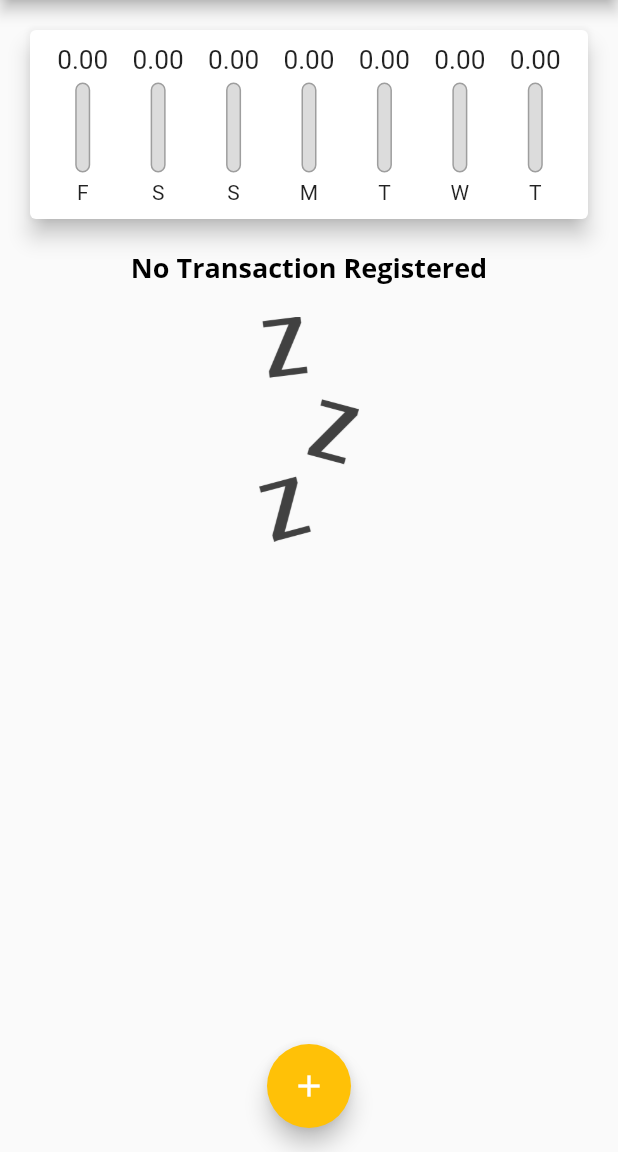
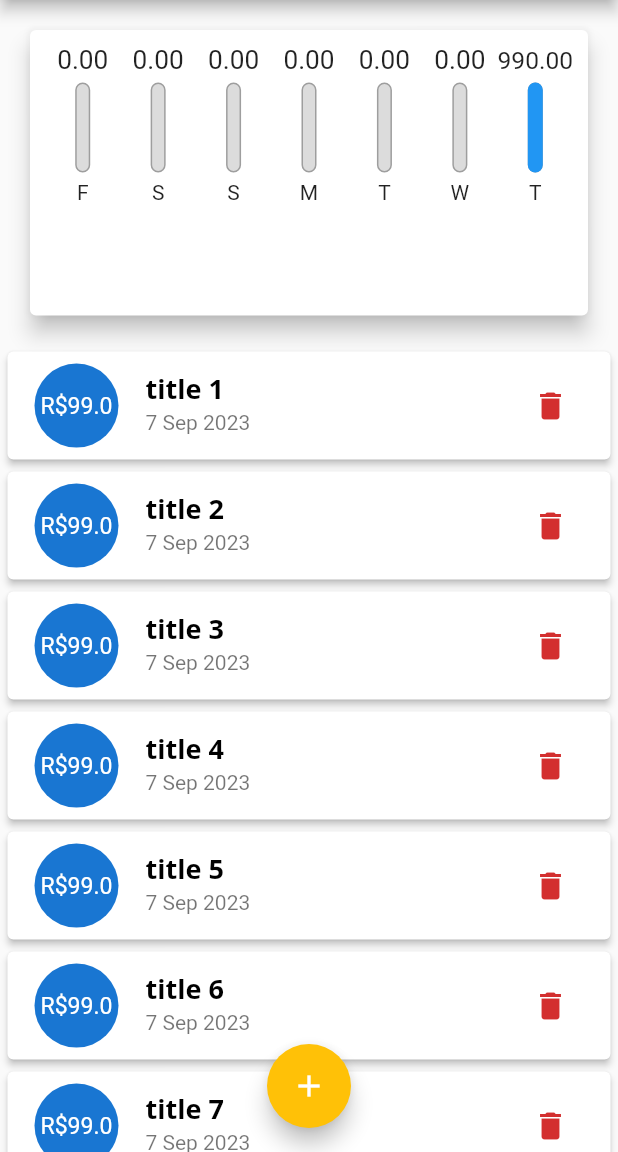
Before and after one commit to FLCampa/personal-expenses, a Flutter app: the screen it shows after launch, on a phone screen of 412 x 824 dp, the part 84-1236 px from its top. Run offline on Flutter 3.47's test engine with Material 2 defaults, Android fonts, the phone set to English and light mode, and no system bars.

Commit message:
feat: adds media query in chart and transaction list components

```diff
--- a/lib/components/transaction_list.dart
+++ b/lib/components/transaction_list.dart
@@ -11,9 +11,7 @@ class TransactionList extends StatelessWidget {
 
   @override
   Widget build(BuildContext context) {
-    return SizedBox(
-      height: 530,
-      child: transactions.isEmpty
+    return transactions.isEmpty
         ? Column(
             children: [
               Text(
@@ -63,7 +61,6 @@ class TransactionList extends StatelessWidget {
                 ),
               );
             },
-            ),
           );
   }
 }
--- a/lib/main.dart
+++ b/lib/main.dart
@@ -51,7 +51,68 @@ class MyHomePage extends StatefulWidget {
 }
 
 class _MyHomePageState extends State<MyHomePage> {
-  final List<Transaction> _transactions = [];
+  final List<Transaction> _transactions = [
+    Transaction(
+      id: '1',
+      title: 'title 1',
+      value: 99.00,
+      date: DateTime.now(),
+    ),
+    Transaction(
+      id: '2',
+      title: 'title 2',
+      value: 99.00,
+      date: DateTime.now(),
+    ),
+    Transaction(
+      id: '3',
+      title: 'title 3',
+      value: 99.00,
+      date: DateTime.now(),
+    ),
+    Transaction(
+      id: '4',
+      title: 'title 4',
+      value: 99.00,
+      date: DateTime.now(),
+    ),
+    Transaction(
+      id: '5',
+      title: 'title 5',
+      value: 99.00,
+      date: DateTime.now(),
+    ),
+    Transaction(
+      id: '6',
+      title: 'title 6',
+      value: 99.00,
+      date: DateTime.now(),
+    ),
+    Transaction(
+      id: '7',
+      title: 'title 7',
+      value: 99.00,
+      date: DateTime.now(),
+    ),
+    Transaction(
+      id: '8',
+      title: 'title 8',
+      value: 99.00,
+      date: DateTime.now(),
+    ),
+    Transaction(
+      id: '9',
+      title: 'title 9',
+      value: 99.00,
+      date: DateTime.now(),
+    ),
+    Transaction(
+      id: '10',
+      title: 'title 10',
+      value: 99.00,
+      date: DateTime.now(),
+    ),
+  ];
 
   List<Transaction> get _recentTransactions {
     return _transactions.where((tr) {
@@ -94,23 +155,40 @@ class _MyHomePageState extends State<MyHomePage> {
 
   @override
   Widget build(BuildContext context) {
+    final appBar = AppBar(
+      title: Text(
+        'Personal Expenses',
+        // style: TextStyle(
+        //   fontSize: 20 * MediaQuery.of(context).textScaleFactor,
+        // ),
+      ),
+      actions: [
+        IconButton(
+          icon: Icon(Icons.add),
+          onPressed: () => _openTransactionFormModal(context),
+        ),
+      ],
+    );
+
+    final availableHeight = MediaQuery.of(context).size.height -
+        appBar.preferredSize.height -
+        MediaQuery.of(context).padding.top;
+
     return Scaffold(
-      appBar: AppBar(
-        title: const Text('Personal Expenses'),
-        actions: [
-          IconButton(
-            icon: Icon(Icons.add),
-            onPressed: () => _openTransactionFormModal(context),
-          ),
-        ],
-      ),
+      appBar: appBar,
       body: SingleChildScrollView(
         child: Column(
           mainAxisAlignment: MainAxisAlignment.spaceAround,
           crossAxisAlignment: CrossAxisAlignment.stretch, //ocupa todo espaco
           children: [
-            Chart(_recentTransactions),
-            TransactionList(_transactions, _removeTransaction),
+            Container(
+              height: availableHeight * 0.3,
+              child: Chart(_recentTransactions),
+            ),
+            Container(
+              height: availableHeight * 0.7,
+              child: TransactionList(_transactions, _removeTransaction),
+            ),
           ],
         ),
       ),
```
Lines whose indentation alone changed are shown as unchanged.
